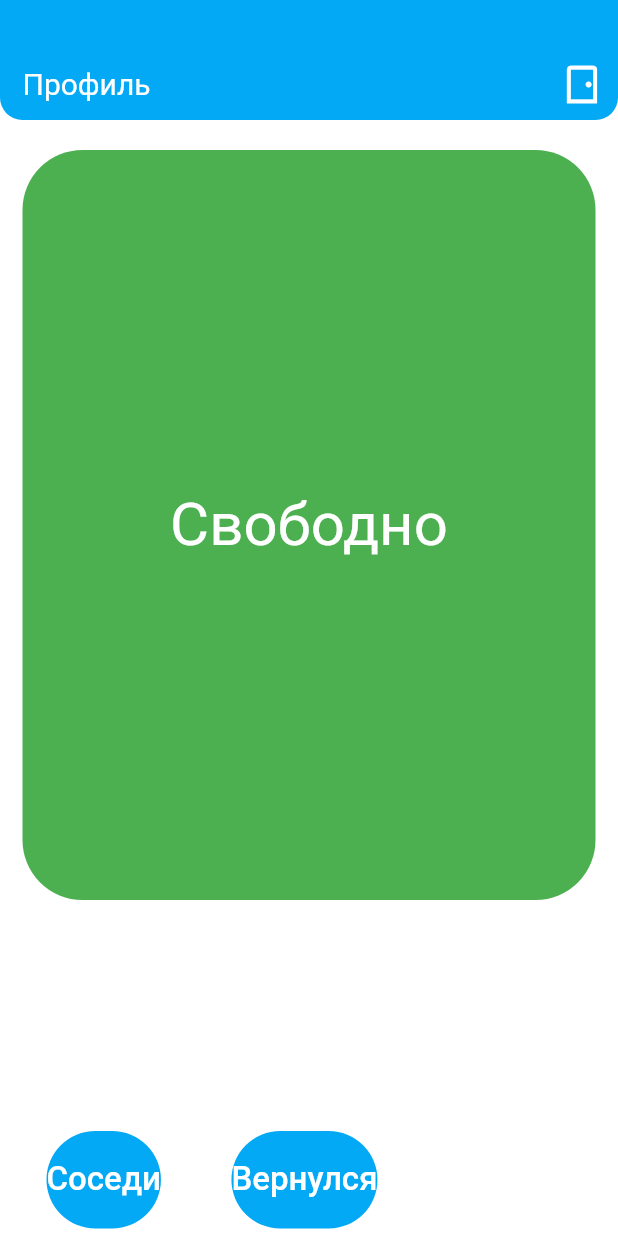
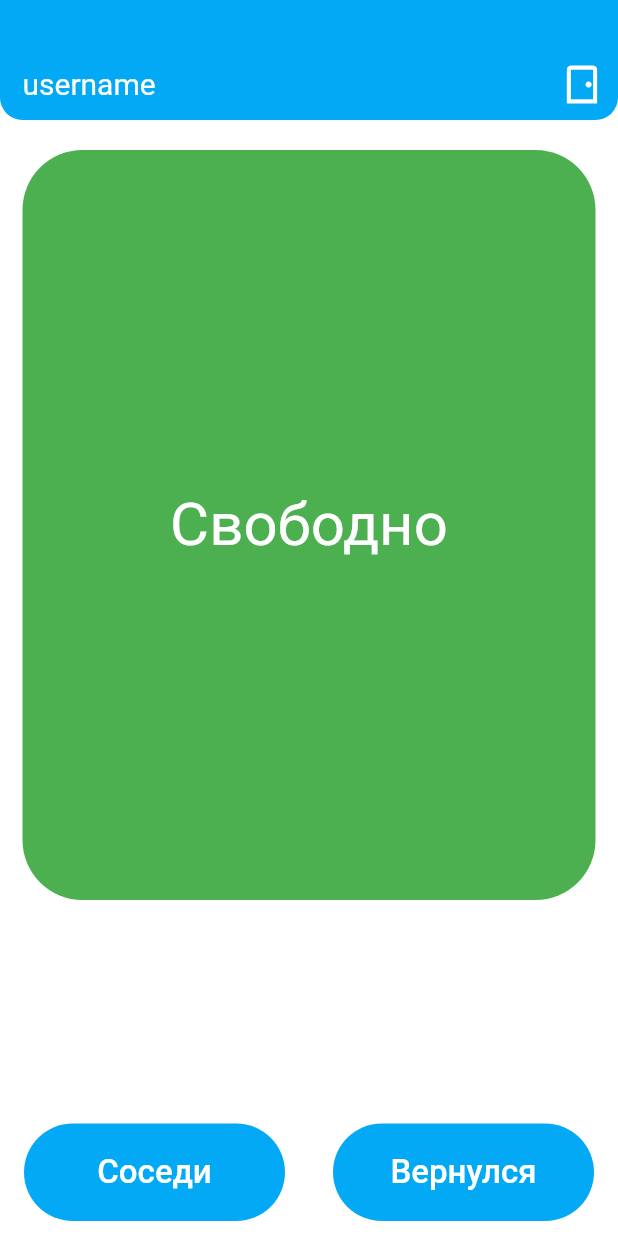
Before and after one commit to Khodosov/IoT_project_who_is_home, a Flutter app: the SignInScreen screen opened directly, after a tap on "Вход", on a phone screen of 412 x 824 dp. Run offline on Flutter 3.47's test engine with Material 2 defaults, Android fonts, the phone set to English and light mode, and no system bars; statements that could not run were skipped.

```diff
--- a/who_is_home/lib/pages/sign_in.dart
+++ b/who_is_home/lib/pages/sign_in.dart
@@ -1,4 +1,7 @@
+import 'dart:convert';
+import 'dart:io';
 import 'package:flutter/material.dart';
+import 'package:path_provider/path_provider.dart';
 import 'package:who_is_home/includes.dart';
 import 'package:who_is_home/pages/user_profile.dart';
 
@@ -11,6 +14,95 @@ class _SignInScreenState extends State<SignInScreen> {
   String _name, _password;
   bool _passwordVisible = false, _loginError, _visibleProgress;
   final _formKey = GlobalKey<FormState>();
+
+
+  // Логика работы с файловой системой. =======================================
+  TextEditingController _controllerKeyMail, _controllerValueMail, _controllerKeyPassword,
+      _controllerValuePassword;
+  bool _fileExists = false;
+  File _filePath;
+
+  // First initialization of _json (if there is no json in the file)
+  Map<String, dynamic> _json = {};
+  String _jsonString;
+
+  Future<String> get _localPath async {
+    final directory = await getApplicationDocumentsDirectory();
+    return directory.path;
+  }
+
+  Future<File> get _localFile async {
+    final path = await _localPath;
+    return File('$path/userdata.txt');
+  }
+
+  void _writeJson(String key, dynamic value) async {
+    // Initialize the local _filePath
+    final _filePath = await _localFile;
+
+    //1. Create _newJson<Map> from input<TextField>
+    Map<String, dynamic> _newJson = {key: value};
+    print('1.(_writeJson) _newJson: $_newJson');
+
+    //2. Update _json by adding _newJson<Map> -> _json<Map>
+    _json.addAll(_newJson);
+    print('2.(_writeJson) _json(updated): $_json');
+
+    //3. Convert _json ->_jsonString
+    _jsonString = jsonEncode(_json);
+    print('3.(_writeJson) _jsonString: $_jsonString\n - \n');
+
+    //4. Write _jsonString to the _filePath
+    _filePath.writeAsString(_jsonString);
+  }
+
+  void _readJson() async {
+    // Initialize _filePath
+    _filePath = await _localFile;
+
+    // 0. Check whether the _file exists
+    _fileExists = await _filePath.exists();
+    print('0. File exists? $_fileExists');
+
+    // If the _file exists->read it: update initialized _json by what's in the _file
+    if (_fileExists) {
+      try {
+        //1. Read _jsonString<String> from the _file.
+        _jsonString = await _filePath.readAsString();
+        print('1.(_readJson) _jsonString: $_jsonString');
+
+        //2. Update initialized _json by converting _jsonString<String>->_json<Map>
+        _json = jsonDecode(_jsonString);
+        print('2.(_readJson) _json: $_json \n - \n');
+      } catch (e) {
+        // Print exception errors
+        print('Tried reading _file error: $e');
+        // If encountering an error, return null
+      }
+    }
+  }
+
+  @override
+  void initState() {
+    super.initState();
+    // Instantiate _controllerKey and _controllerValue
+    _controllerKeyMail = TextEditingController();
+    _controllerValueMail = TextEditingController();
+    _controllerKeyPassword = TextEditingController();
+    _controllerValuePassword = TextEditingController();
+    print('0. Initialized _json: $_json');
+    _readJson();
+  }
+
+  @override
+  void dispose() {
+    _controllerKeyMail.dispose();
+    _controllerValueMail.dispose();
+    _controllerKeyPassword.dispose();
+    _controllerValuePassword.dispose();
+    super.dispose();
+  }
+  // ==========================================================================
 
   @override
   Widget build(BuildContext context) {
@@ -39,6 +131,7 @@ class _SignInScreenState extends State<SignInScreen> {
                       decoration:
                       BoxDecoration(borderRadius: BorderRadius.circular(40)),
                       child: TextFormField(
+                        controller: _controllerValueMail,
                         validator: UIComponent.emailValidate,
                         decoration: UIComponent.inputDecoration(
                             label: 'Ваша почта', hint: 'Введите вочту'),
@@ -55,6 +148,7 @@ class _SignInScreenState extends State<SignInScreen> {
                       decoration:
                       BoxDecoration(borderRadius: BorderRadius.circular(40)),
                       child: TextFormField(
+                        controller: _controllerValuePassword,
                         obscureText: _passwordVisible,
                         validator: UIComponent.passwordValidate,
                         decoration: UIComponent.inputDecorationPassword(
@@ -78,16 +172,21 @@ class _SignInScreenState extends State<SignInScreen> {
               ),
             ),
             FlatButton(
-                onPressed: () {
-                  setState(() {
+                onPressed: () async {
                     if (_formKey.currentState.validate()) {
-                      _formKey.currentState.save();
-                      setState(() {
-                        _visibleProgress = true;
-                      });
                       // TODO: set json data
+                      _writeJson(_controllerKeyMail.text, _controllerValueMail.text);
+                      _writeJson(_controllerKeyPassword.text, _controllerValuePassword.text);
+                      final file = await _localFile;
+                      _fileExists = await file.exists();
+                      //_fileName = file;
+
+                      setState(() {});
+                      _controllerKeyMail.clear();
+                      _controllerValueMail.clear();
+                      _controllerKeyPassword.clear();
+                      _controllerValuePassword.clear();
                     }
-                  });
                   Navigator.push(context,
                       MaterialPageRoute(builder: (context) => userProfilePage()));
                 },
--- a/who_is_home/lib/pages/user_profile.dart
+++ b/who_is_home/lib/pages/user_profile.dart
@@ -11,7 +11,7 @@ class userProfilePage extends StatefulWidget {
 }
 
 class _userProfilePageState extends State<userProfilePage> {
-  String _name;
+  String _name = 'username';
   bool _visibleProgress = false,
       _roomFree = true,
       _addNeighbor = false,
@@ -44,7 +44,7 @@ class _userProfilePageState extends State<userProfilePage> {
                             Padding(
                                 padding: EdgeInsets.only(left: 15),
                                 child: Text(
-                                  'Профиль',
+                                  _name,
                                   style: TextStyle(
                                       color: Colors.white, fontSize: 20),
                                 )),
@@ -101,8 +101,9 @@ class _userProfilePageState extends State<userProfilePage> {
               ),
               Row(
                 children: [
-                  Padding(
-                    padding: const EdgeInsets.fromLTRB(15, 0, 15, 5),
+                  Expanded(
+                    child: Padding(
+                      padding: const EdgeInsets.only(bottom: 10),
                       child: FlatButton(
                           onPressed: () {
                             setState(() {
@@ -124,8 +125,10 @@ class _userProfilePageState extends State<userProfilePage> {
                                 )),
                           )),
                     ),
-                  Padding(
-                    padding: const EdgeInsets.only(bottom: 5),
+                  ),
+                  Expanded(
+                    child: Padding(
+                      padding: const EdgeInsets.only(bottom: 10),
                       child: FlatButton(
                           onPressed: () {
                             setState(() {
@@ -147,12 +150,25 @@ class _userProfilePageState extends State<userProfilePage> {
                                 )),
                           )),
                     ),
+                  ),
                 ],
               ),
             ],
           ),
+          greyBackground(),
           neighbourList(),
         ],
+      ),
+    );
+  }
+
+  Widget greyBackground(){
+    return Visibility(
+      visible: _showNeighbours,
+      child: Container(
+        width: double.infinity,
+        height: double.infinity,
+        color: Colors.grey[800].withOpacity(0.7),
       ),
     );
   }
@@ -171,6 +187,26 @@ class _userProfilePageState extends State<userProfilePage> {
             child: ListView(
               shrinkWrap: true,
               children: [
+                Row(
+                  mainAxisAlignment: MainAxisAlignment.spaceBetween,
+                  children: [
+                    Padding(
+                      padding: const EdgeInsets.only(left: 5),
+                      child: Text('Ваши соседи',
+                        style: TextStyle(fontSize: 20, fontWeight: FontWeight.w700),
+                      ),
+                    ),
+                    IconButton(
+                        icon: Icon(Icons.cancel_outlined),
+                        onPressed: () {
+                          setState(() {
+                            _showNeighbours = !_showNeighbours;
+                          });
+                    }
+                    ),
+                  ],
+                ),
+
                 // TODO: Это уродство тут временно. Нужно что-то придумать с дизайном. ИСПРАВЛЯТЬ В ПОСЛЕДНЮЮ ОЧЕРЕДЬ!
                 //  Пока оставлю.
                 // TODO: Сюда передавать готовый список соседей. Его формировать в отдельтном методе, который вызывается в setState(). Список формируется после получения инфы с сервера
@@ -254,6 +290,8 @@ class _userProfilePageState extends State<userProfilePage> {
                     addNeighbour(),
                     Visibility(
                       visible: !_addNeighbor,
+                      child: Padding(
+                        padding: EdgeInsets.only(bottom: 10, top: 10),
                         child: FlatButton(
                             onPressed: () {
                               setState(() {
@@ -276,6 +314,7 @@ class _userProfilePageState extends State<userProfilePage> {
                                   )
                               ),
                             )
+                        ),
                       ),
                     )
                   ],
--- a/who_is_home/pubspec.yaml
+++ b/who_is_home/pubspec.yaml
@@ -23,7 +23,7 @@ environment:
 dependencies:
   flutter:
     sdk: flutter
-
+  path_provider: ^1.6.28
 
   # The following adds the Cupertino Icons font to your application.
   # Use with the CupertinoIcons class for iOS style icons.
```
Also changed, not shown: who_is_home/lib/jsonTest.dart (added), who_is_home/pubspec.lock. Lines whose indentation alone changed are shown as unchanged.
